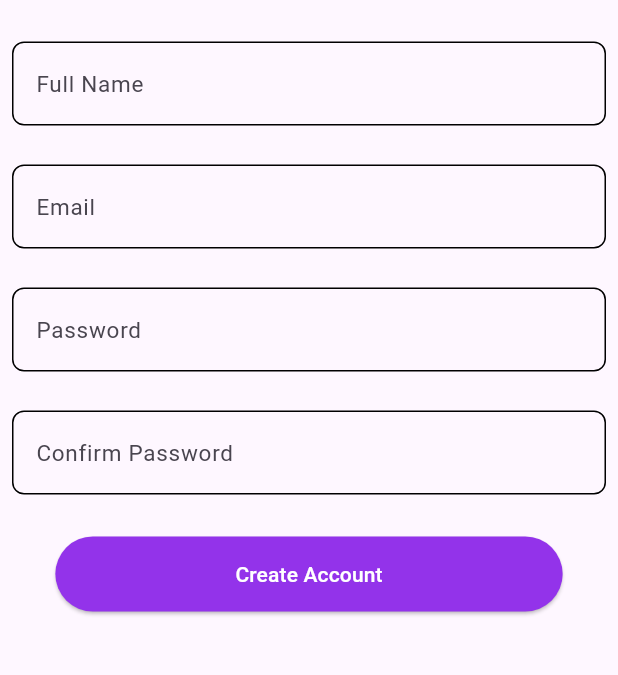
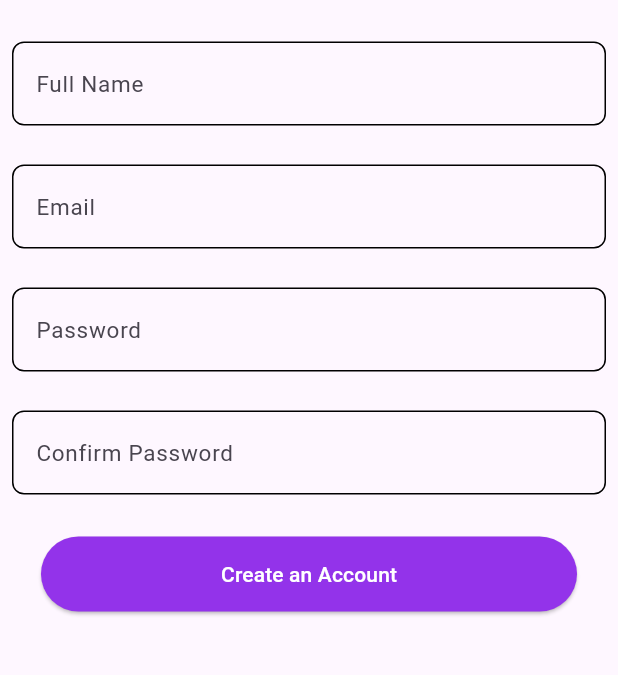
Before and after one commit to mariamesam720/ShoppingApp, a Flutter app: the screen it shows after launch, after a tap on "Sign Up", on a phone screen of 412 x 824 dp, the part 284-959 px from its top. Run offline on Flutter 3.47's test engine with Material 3 defaults, Android fonts, the phone set to English and light mode, and no system bars; our stand-ins replace easy_localization, smooth_page_indicator; network calls fail.

Commit message:
added translation feature

```diff
--- /dev/null
+++ b/devtools_options.yaml
@@ -0,0 +1,3 @@
+description: This file stores settings for Dart & Flutter DevTools.
+documentation: https://docs.flutter.dev/tools/devtools/extensions#configure-extension-enablement-states
+extensions:
--- a/lib/main.dart
+++ b/lib/main.dart
@@ -1,8 +1,16 @@
+import 'package:easy_localization/easy_localization.dart';
 import 'package:flutter/material.dart';
 import 'package:shooping_app/screens/welcome.dart';
 
-void main() {
-  runApp(const ShoppingApp());
+void main() async{
+  WidgetsFlutterBinding.ensureInitialized();
+  await EasyLocalization.ensureInitialized();
+
+  runApp( EasyLocalization(
+    supportedLocales: [Locale('en', 'US'), Locale('ar', 'EG')],
+    path: 'lang',
+    fallbackLocale: Locale('en', 'US'),
+    child:  const ShoppingApp()));
 }
 
 class ShoppingApp extends StatelessWidget {
@@ -11,6 +19,9 @@ class ShoppingApp extends StatelessWidget {
   @override
   Widget build(BuildContext context) {
     return MaterialApp(
+      localizationsDelegates: context.localizationDelegates,
+      supportedLocales: context.supportedLocales,
+      locale: context.locale,
       debugShowCheckedModeBanner: false,
       title: 'Shop Craft',
 
--- a/lib/screens/signup.dart
+++ b/lib/screens/signup.dart
@@ -1,3 +1,4 @@
+import 'package:easy_localization/easy_localization.dart';
 import 'package:flutter/material.dart';
 import 'package:shooping_app/screens/home.dart';
 import 'package:shooping_app/widgets/custom_button.dart';
@@ -20,7 +21,7 @@ class _SignupState extends State<Signup> {
 
     if (_formKey.currentState!.validate()) {
       final snackbar = SnackBar(
-        content: const Text('Account created successfully'),
+        content: Text('Account created successfully'.tr()),
       );
       ScaffoldMessenger.of(context).showSnackBar(snackbar);
     }
@@ -50,33 +51,33 @@ class _SignupState extends State<Signup> {
   }
   String? _validateName(String? v) {
     //check if empty
-    if (v == null || v.trim().isEmpty) return 'Full name is tequired';
+    if (v == null || v.trim().isEmpty) return 'Full name is required'.tr();
     final name = v.trim();
     final first = name.characters.first;
     if (!RegExp(r'[A-Z]').hasMatch(first)) {
-      return 'First letter must be uppercase';
+      return 'First letter must be uppercase'.tr();
     }
     return null;
   }
 
   String? _validateEmail(String? v) {
     //check if empty
-    if (v == null || v.trim().isEmpty) return 'Email is required';
+    if (v == null || v.trim().isEmpty) return 'Email is required'.tr();
     //chech if email contains @
     if (!RegExp(r'^[\w-\.]+@([\w-]+\.)+[\w-]{2,4}$').hasMatch(v.trim()))
-      return 'Enter a valid email';
+      return 'Enter a valid email'.tr();
     return null;
   }
 
   String? _validatepass(String? v) {
-    if (v == null || v.isEmpty) return 'password is required';
-    if (v.length < 6) return 'password must be at least 6 characters';
+    if (v == null || v.isEmpty) return 'password is required'.tr();
+    if (v.length < 6) return 'password must be at least 6 characters'.tr();
     return null;
   }
 
   String? _validateconfirm(String? v) {
-    if (v == null || v.isEmpty) return 'confirm password is required';
-    if (v.trim()!=passwordcontroller.text.trim()) return 'passwords do not match';
+    if (v == null || v.isEmpty) return 'confirm password is required'.tr();
+    if (v.trim()!=passwordcontroller.text.trim()) return 'passwords do not match'.tr();
     return null;
   }
 
@@ -90,7 +91,10 @@ class _SignupState extends State<Signup> {
 
   Widget build(BuildContext context) {
     return Scaffold(
-      appBar: AppBar(title: Text('Sign Up')),
+      appBar: AppBar(title: Text('Sign Up'.tr()),
+
+
+      ),
       body: Padding(
         padding: const EdgeInsets.only(top: 70),
         child: SingleChildScrollView(
@@ -101,45 +105,45 @@ class _SignupState extends State<Signup> {
             child: Column(
               children: [
                 Text(
-                  'Create an Account',
+                  'Create an Account'.tr(),
                   style: TextStyle(
                     fontSize: 30,
                     fontWeight: FontWeight.bold,
                     color: Color(0xFF9333EA),
                   ),
                 ),
-                Text('Join Shop Craft today'),
+                Text('Join Shop Craft today'.tr()),
                 SizedBox(height: 20),
                 MyTextField(
                   controller: fullnamecontroller,
-                  hintText: 'Enter your full name',
+                  hintText: 'Enter your full name'.tr(),
                   obscureText: false,
-                  labalText: 'Full Name',
+                  labalText: 'Full Name'.tr(),
                   valid: _validateName, onChanged: (v) {  },
                 ),
                 SizedBox(height: 10),
                 MyTextField(
                   controller: emailcontroller,
-                  hintText: 'Enter your Email ',
+                  hintText: 'Enter your Email '.tr(),
                   obscureText: false,
-                  labalText: 'Email',
+                  labalText: 'Email'.tr(),
                   valid: _validateEmail, onChanged: (v) {  },
                 ),
 
                 SizedBox(height: 10),
                 MyTextField(
                   controller: passwordcontroller,
-                  hintText: 'Enter your password',
+                  hintText: 'Enter your password'.tr(),
                   obscureText: true,
-                  labalText: 'Password',
+                  labalText: 'Password'.tr(),
                   valid: _validatepass, onChanged: (v) {  },
                 ),
                 SizedBox(height: 10),
                 MyTextField(
                   controller: confirmpasswordcontroller,
-                  hintText: 'Confirm your password',
+                  hintText: 'Confirm your password'.tr(),
                   obscureText: true,
-                  labalText: 'Confirm Password',
+                  labalText: 'Confirm Password'.tr(),
                   valid: _validateconfirm,
                   onChanged: (v) {
                     if (_formKey.currentState != null) {
@@ -148,7 +152,7 @@ class _SignupState extends State<Signup> {
                   },
                 ),
                 SizedBox(height: 20),
-                CustomButton(text: 'Create Account', onPressed: _Signup),
+                CustomButton(text: 'Create Account'.tr(), onPressed: _Signup),
               ],
             ),
           ),
--- a/lib/screens/welcome.dart
+++ b/lib/screens/welcome.dart
@@ -1,3 +1,4 @@
+import 'package:easy_localization/easy_localization.dart';
 import 'package:flutter/material.dart';
 import 'package:shooping_app/screens/signup.dart';
 import 'package:shooping_app/screens/Login.dart';
@@ -9,12 +10,24 @@ class Welcome extends StatelessWidget {
     return Scaffold(
       appBar: AppBar(
         title: Text('Shop Craft'),
+        actions: [
+          IconButton(
+            onPressed: () {
+              if (context.locale.languageCode == 'en') {
+                context.setLocale(const Locale('ar', 'EG'));
+              } else {
+                context.setLocale(const Locale('en', 'US'));
+              }
+            },
+            icon: Icon(Icons.language_outlined, size: 30),
+          ),
+        ],
       ),
       body: Center(
         child: Column(
           mainAxisAlignment: MainAxisAlignment.center,
           children: [
-            Center(child: Text('Your Premium Shopping Experience', style: TextStyle(fontSize: 15,))),
+            Center(child: Text('Your Premium Shopping Experience'.tr(), style: TextStyle(fontSize: 15,))),
             SizedBox(height: 50,),
             Row(
               mainAxisAlignment: MainAxisAlignment.center,
@@ -30,12 +43,12 @@ class Welcome extends StatelessWidget {
               children: [
                 ElevatedButton(onPressed:(){
                   Navigator.push(context, MaterialPageRoute(builder: (context) => Login()));
-                }, child:Text("Login"),),
+                }, child:Text("Login".tr()),),
 
                 SizedBox(width: 20,),
                 ElevatedButton(onPressed: (){
                   Navigator.push(context, MaterialPageRoute(builder: (context) => Signup()));
-                }, child:Text("Sign Up")),
+                }, child:Text("Sign Up".tr())),
               ],
             )
           ],
--- a/lib/widgets/hot_offers.dart
+++ b/lib/widgets/hot_offers.dart
@@ -1,3 +1,4 @@
+import 'package:easy_localization/easy_localization.dart';
 import 'package:flutter/material.dart';
 
 class HotOffers extends StatelessWidget {
@@ -30,9 +31,9 @@ class HotOffers extends StatelessWidget {
     return Column(
       children: [
         Text(
-          'Hot offers',
+          'Hot offers'.tr(),
           style: TextStyle(fontSize: 22, fontWeight: FontWeight.bold),
-        ),
+        ).tr(),
 
         ListView.builder(
           shrinkWrap: true,
--- a/pubspec.yaml
+++ b/pubspec.yaml
@@ -35,6 +35,7 @@ dependencies:
   # Use with the CupertinoIcons class for iOS style icons.
   cupertino_icons: ^1.0.8
   smooth_page_indicator: ^1.2.1
+  easy_localization: ^3.0.7
 
 dev_dependencies:
   flutter_test:
@@ -64,6 +65,7 @@ flutter:
     - assets/images/premium_laptop.jpg
     - assets/images/prof_workspace.jpg
     - assets/images/ligting.jpg
+    - lang/
 
 
   # An image asset can refer to one or more resolution-specific "variants", see
```
Also changed, not shown: lang/ar-EG.json (added, +34 -0 lines), lang/en-US.json (added, +34 -0 lines), lib/screens/Login.dart (+19 -15 lines), lib/screens/home.dart (+4 -3 lines), pubspec.lock, 1 other file.
